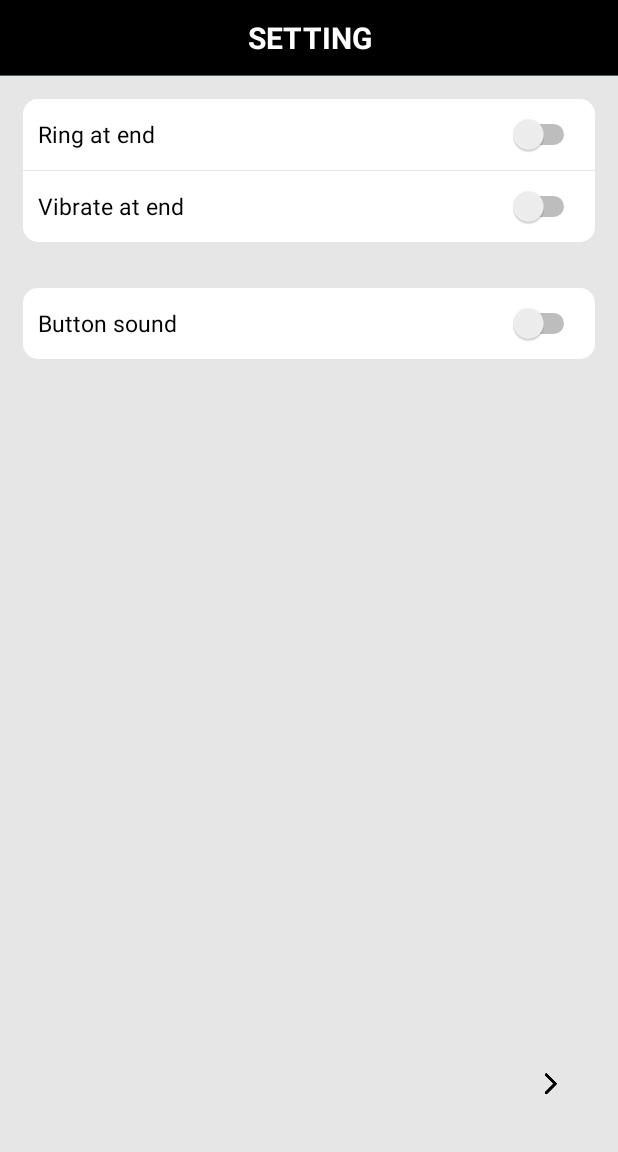
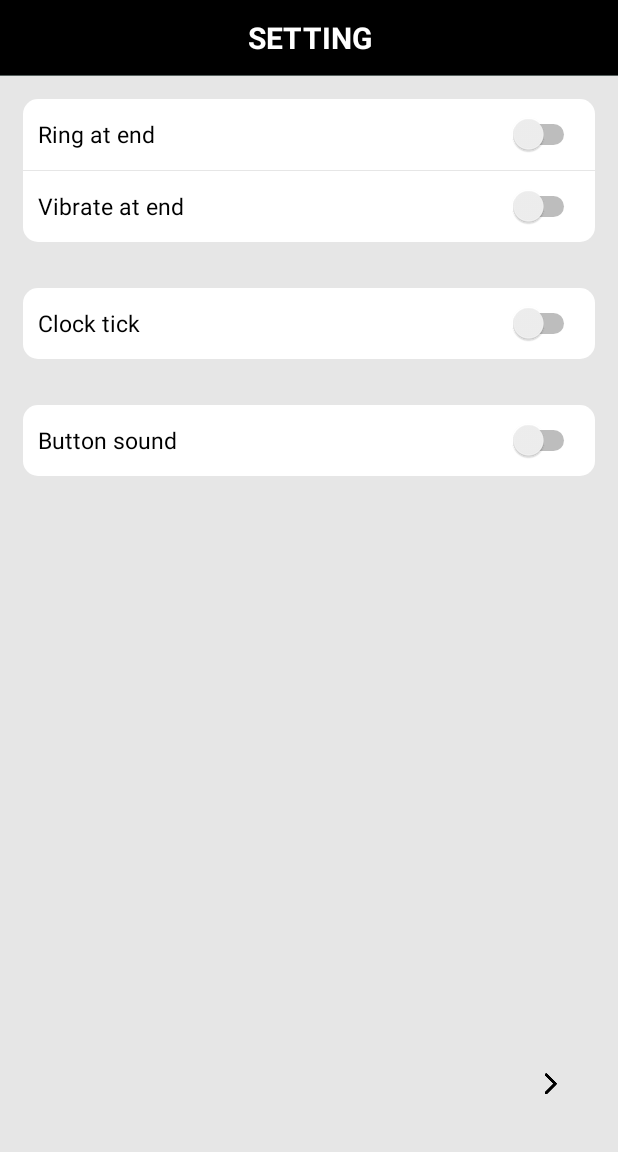
Before and after one commit to tonghs/OPomodoro, an Android app: the SettingsActivity screen opened directly, with no data from a screen before it, on a phone screen of 412 x 824 dp, the part 84-1236 px from its top. Run offline under Robolectric (Android 15) with nearby library versions, the phone set to English and light mode, and no system bars.

Commit message:
clock tick

```diff
--- a/OPomodoro/src/main/AndroidManifest.xml
+++ b/OPomodoro/src/main/AndroidManifest.xml
@@ -30,7 +30,8 @@
             android:screenOrientation="portrait" >
         </activity>
         <activity
-            android:name="com.tonghs.opomodoro.SettingsActivity">
+            android:name="com.tonghs.opomodoro.SettingsActivity"
+            android:screenOrientation="portrait" >
         </activity>
     </application>
 
--- a/OPomodoro/src/main/java/com/tonghs/opomodoro/SettingsActivity.java
+++ b/OPomodoro/src/main/java/com/tonghs/opomodoro/SettingsActivity.java
@@ -33,9 +33,14 @@ public class SettingsActivity extends ActionBarActivity {
         s_vibrate.setTag(SettingUtil.VIBRATE_AT_END);
         s_vibrate.setOnCheckedChangeListener(switchHandler);
 
+        Switch s_tick = (Switch)findViewById(R.id.s_tick);
+        s_tick.setTag(SettingUtil.CLOCK_TICK);
+        s_tick.setOnCheckedChangeListener(switchHandler);
+
         s_btn_sound.setChecked(SettingUtil.getSetting(this, SettingUtil.BTN_SOUND));
         s_ring.setChecked(SettingUtil.getSetting(this, SettingUtil.RING_AT_END));
         s_vibrate.setChecked(SettingUtil.getSetting(this, SettingUtil.VIBRATE_AT_END));
+        s_tick.setChecked(SettingUtil.getSetting(this, SettingUtil.CLOCK_TICK));
 
         if (savedInstanceState == null) {
             getSupportFragmentManager().beginTransaction()
--- a/OPomodoro/src/main/java/com/tonghs/opomodoro/util/SettingUtil.java
+++ b/OPomodoro/src/main/java/com/tonghs/opomodoro/util/SettingUtil.java
@@ -11,6 +11,7 @@ public class SettingUtil {
     public final static String BTN_SOUND = "btn_sound";
     public final static String RING_AT_END = "ring_at_end";
     public final static String VIBRATE_AT_END = "vibrate_at_end";
+    public final static String CLOCK_TICK = "clock_tick";
 
     public static void setSetting(Context context, String name, boolean b){
         SharedPreferences settings = context.getSharedPreferences(SETTINGS, 0);
--- a/OPomodoro/src/main/res/layout/activity_settings.xml
+++ b/OPomodoro/src/main/res/layout/activity_settings.xml
@@ -90,6 +90,33 @@
                     android:layout_width="wrap_content"
                     android:textColor="@color/slogan_bg_color"
                     android:textSize="@dimen/setting_font_size"
+                    android:text="@string/clock_tick"/>
+                <TextView
+                    android:layout_height="wrap_content"
+                    android:layout_width="wrap_content"
+                    android:layout_weight="1"/>
+                <Switch
+                    android:id="@+id/s_tick"
+                    android:layout_height="wrap_content"
+                    android:layout_width="wrap_content"/>
+            </LinearLayout>
+        </LinearLayout>
+
+        <LinearLayout
+            android:layout_width="fill_parent"
+            android:layout_height="wrap_content"
+            android:layout_margin="@dimen/setting_container_margin"
+            android:background="@drawable/shape"
+            android:orientation="vertical">
+            <LinearLayout
+                android:layout_width="fill_parent"
+                android:layout_height="wrap_content"
+                android:padding="@dimen/setting_container_padding">
+                <TextView
+                    android:layout_height="wrap_content"
+                    android:layout_width="wrap_content"
+                    android:textColor="@color/slogan_bg_color"
+                    android:textSize="@dimen/setting_font_size"
                     android:text="@string/press_btn_sound"/>
                 <TextView
                     android:layout_height="wrap_content"
--- a/OPomodoro/src/main/res/values/strings.xml
+++ b/OPomodoro/src/main/res/values/strings.xml
@@ -13,6 +13,7 @@
     <string name="press_btn_sound">Button sound</string>
     <string name="ring_at_end">Ring at end</string>
     <string name="vibrate_at_end">Vibrate at end</string>
+    <string name="clock_tick">Clock tick</string>
 
     <string name="description">POMODORO\n\n1. A Pomodoro is indivisible\n\n2. Break down a task that takes more than 3 hours\n\n3. Once a Pomodoro begins, it has to ring\n\n4. Combine tasks that take less than one Pomodoro\n\n5. Should not be used for free time</string>
 </resources>
```
Also changed, not shown: OPomodoro/src/main/java/com/tonghs/opomodoro/MainActivity.java (+12 -3 lines), 2 other files.
